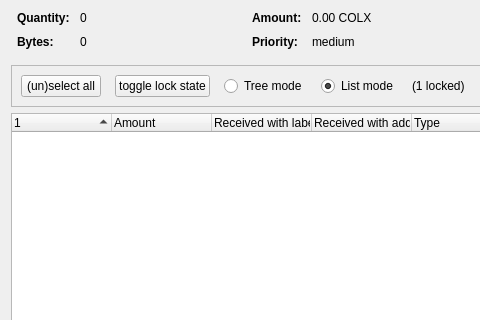
Above: src/qt/forms/coincontroldialog.ui from cmaliwal/ColossusCoinXT before the change; both pictures show x 0 to 480 and y 0 to 320 of the 954 by 500 pixel window. Below: the same form after it.
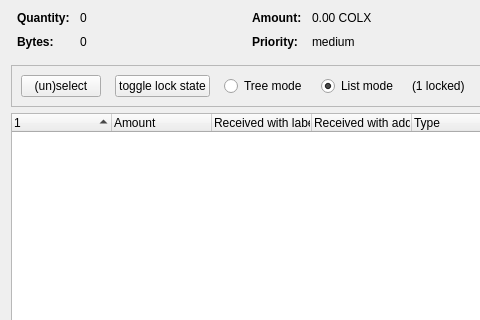
That is the form after the change. Custom widgets are drawn as their Qt base class.

Commit message: Multiple selection of outputs in the coin control

Patch:
```diff
--- a/src/qt/forms/coincontroldialog.ui
+++ b/src/qt/forms/coincontroldialog.ui
@@ -361,7 +361,7 @@
            </sizepolicy>
           </property>
           <property name="text">
-           <string>(un)select all</string>
+           <string>(un)select</string>
           </property>
           <property name="autoDefault">
            <bool>false</bool>
```
Left out of the diff: 3 changed lines with no effect on the pictures. The commit also changes 1 other file.
